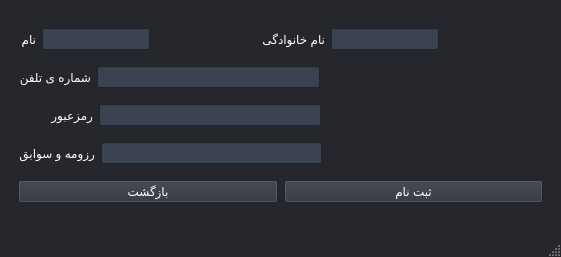
First picture: the form in Form.ui, repository elsobhano/python_AP_fina, before the edit.
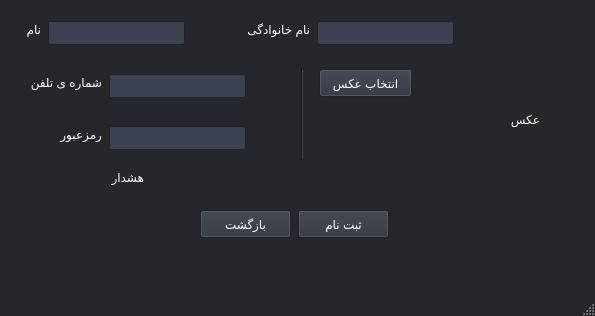
Second picture: the form after the edit. The open tabs and pages were chosen to show the change.

```diff
--- a/Form.ui
+++ b/Form.ui
@@ -6,8 +6,8 @@
    <rect>
     <x>0</x>
     <y>0</y>
-    <width>561</width>
-    <height>257</height>
+    <width>595</width>
+    <height>316</height>
    </rect>
   </property>
   <property name="sizePolicy">
@@ -169,6 +169,15 @@
        </color>
       </brush>
      </colorrole>
+     <colorrole role="PlaceholderText">
+      <brush brushstyle="NoBrush">
+       <color alpha="128">
+        <red>255</red>
+        <green>255</green>
+        <blue>255</blue>
+       </color>
+      </brush>
+     </colorrole>
     </active>
     <inactive>
      <colorrole role="WindowText">
@@ -315,6 +324,15 @@
        </color>
       </brush>
      </colorrole>
+     <colorrole role="PlaceholderText">
+      <brush brushstyle="NoBrush">
+       <color alpha="128">
+        <red>255</red>
+        <green>255</green>
+        <blue>255</blue>
+       </color>
+      </brush>
+     </colorrole>
     </inactive>
     <disabled>
      <colorrole role="WindowText">
@@ -461,6 +479,15 @@
        </color>
       </brush>
      </colorrole>
+     <colorrole role="PlaceholderText">
+      <brush brushstyle="NoBrush">
+       <color alpha="128">
+        <red>255</red>
+        <green>255</green>
+        <blue>255</blue>
+       </color>
+      </brush>
+     </colorrole>
     </disabled>
    </palette>
   </property>
@@ -609,6 +636,15 @@
            </color>
           </brush>
          </colorrole>
+         <colorrole role="PlaceholderText">
+          <brush brushstyle="NoBrush">
+           <color alpha="128">
+            <red>255</red>
+            <green>255</green>
+            <blue>255</blue>
+           </color>
+          </brush>
+         </colorrole>
         </active>
         <inactive>
          <colorrole role="WindowText">
@@ -746,6 +782,15 @@
            </color>
           </brush>
          </colorrole>
+         <colorrole role="PlaceholderText">
+          <brush brushstyle="NoBrush">
+           <color alpha="128">
+            <red>255</red>
+            <green>255</green>
+            <blue>255</blue>
+           </color>
+          </brush>
+         </colorrole>
         </inactive>
         <disabled>
          <colorrole role="WindowText">
@@ -883,6 +928,15 @@
            </color>
           </brush>
          </colorrole>
+         <colorrole role="PlaceholderText">
+          <brush brushstyle="NoBrush">
+           <color alpha="128">
+            <red>255</red>
+            <green>255</green>
+            <blue>255</blue>
+           </color>
+          </brush>
+         </colorrole>
         </disabled>
        </palette>
       </property>
@@ -890,149 +944,172 @@
        <number>2</number>
       </property>
       <widget class="QWidget" name="page">
-       <layout class="QVBoxLayout" name="verticalLayout">
-        <item>
-         <layout class="QHBoxLayout" name="horizontalLayout">
-          <item>
+       <widget class="Line" name="line">
+        <property name="geometry">
+         <rect>
+          <x>283</x>
+          <y>60</y>
+          <width>20</width>
+          <height>91</height>
+         </rect>
+        </property>
+        <property name="orientation">
+         <enum>Qt::Vertical</enum>
+        </property>
+       </widget>
+       <widget class="QPushButton" name="InsertPicButton">
+        <property name="geometry">
+         <rect>
+          <x>310</x>
+          <y>60</y>
+          <width>93</width>
+          <height>28</height>
+         </rect>
+        </property>
+        <property name="text">
+         <string>انتخاب عکس</string>
+        </property>
+       </widget>
+       <widget class="QLabel" name="ErrorLabel">
+        <property name="geometry">
+         <rect>
+          <x>80</x>
+          <y>160</y>
+          <width>55</width>
+          <height>16</height>
+         </rect>
+        </property>
+        <property name="text">
+         <string>هشدار</string>
+        </property>
+       </widget>
+       <widget class="QLabel" name="PicLabel">
+        <property name="geometry">
+         <rect>
+          <x>420</x>
+          <y>60</y>
+          <width>111</width>
+          <height>101</height>
+         </rect>
+        </property>
+        <property name="text">
+         <string>عکس</string>
+        </property>
+       </widget>
            <widget class="QLabel" name="label">
+        <property name="geometry">
+         <rect>
+          <x>12</x>
+          <y>12</y>
+          <width>20</width>
+          <height>16</height>
+         </rect>
+        </property>
             <property name="text">
              <string>نام </string>
             </property>
            </widget>
-          </item>
-          <item>
-           <widget class="QLineEdit" name="FirstEdit"/>
-          </item>
-          <item>
-           <spacer name="horizontalSpacer">
-            <property name="orientation">
-             <enum>Qt::Horizontal</enum>
-            </property>
-            <property name="sizeHint" stdset="0">
-             <size>
-              <width>40</width>
-              <height>20</height>
-             </size>
-            </property>
-           </spacer>
-          </item>
-          <item>
+       <widget class="QLineEdit" name="LastEdit">
+        <property name="geometry">
+         <rect>
+          <x>308</x>
+          <y>12</y>
+          <width>137</width>
+          <height>24</height>
+         </rect>
+        </property>
+       </widget>
            <widget class="QLabel" name="label_2">
+        <property name="geometry">
+         <rect>
+          <x>230</x>
+          <y>12</y>
+          <width>71</width>
+          <height>16</height>
+         </rect>
+        </property>
             <property name="text">
              <string>نام خانوادگی</string>
             </property>
            </widget>
-          </item>
-          <item>
-           <widget class="QLineEdit" name="LastEdit"/>
-          </item>
-          <item>
-           <spacer name="horizontalSpacer_2">
-            <property name="orientation">
-             <enum>Qt::Horizontal</enum>
-            </property>
-            <property name="sizeHint" stdset="0">
-             <size>
-              <width>40</width>
-              <height>20</height>
-             </size>
-            </property>
-           </spacer>
-          </item>
-         </layout>
-        </item>
-        <item>
-         <layout class="QHBoxLayout" name="horizontalLayout_2">
-          <item>
+       <widget class="QLineEdit" name="FirstEdit">
+        <property name="geometry">
+         <rect>
+          <x>39</x>
+          <y>12</y>
+          <width>137</width>
+          <height>24</height>
+         </rect>
+        </property>
+       </widget>
            <widget class="QLabel" name="label_4">
+        <property name="geometry">
+         <rect>
+          <x>12</x>
+          <y>65</y>
+          <width>81</width>
+          <height>16</height>
+         </rect>
+        </property>
             <property name="text">
              <string>شماره ی تلفن</string>
             </property>
            </widget>
-          </item>
-          <item>
-           <widget class="QLineEdit" name="PhoneEdit"/>
-          </item>
-          <item>
-           <spacer name="horizontalSpacer_4">
-            <property name="orientation">
-             <enum>Qt::Horizontal</enum>
-            </property>
-            <property name="sizeHint" stdset="0">
-             <size>
-              <width>40</width>
-              <height>20</height>
-             </size>
-            </property>
-           </spacer>
-          </item>
-         </layout>
-        </item>
-        <item>
-         <layout class="QHBoxLayout" name="horizontalLayout_3">
-          <item>
+       <widget class="QLineEdit" name="PhoneEdit">
+        <property name="geometry">
+         <rect>
+          <x>100</x>
+          <y>65</y>
+          <width>137</width>
+          <height>24</height>
+         </rect>
+        </property>
+       </widget>
            <widget class="QLabel" name="label_3">
+        <property name="geometry">
+         <rect>
+          <x>12</x>
+          <y>117</y>
+          <width>81</width>
+          <height>16</height>
+         </rect>
+        </property>
             <property name="text">
              <string>رمزعبور          </string>
             </property>
            </widget>
-          </item>
-          <item>
-           <widget class="QLineEdit" name="PassEdit"/>
-          </item>
-          <item>
-           <spacer name="horizontalSpacer_3">
-            <property name="orientation">
-             <enum>Qt::Horizontal</enum>
-            </property>
-            <property name="sizeHint" stdset="0">
-             <size>
-              <width>40</width>
-              <height>20</height>
-             </size>
-            </property>
-           </spacer>
-          </item>
-         </layout>
-        </item>
-        <item>
-         <layout class="QHBoxLayout" name="horizontalLayout_4">
-          <item>
-           <widget class="QLabel" name="label_5">
-            <property name="text">
-             <string>رزومه و سوابق</string>
-            </property>
-           </widget>
-          </item>
-          <item>
-           <widget class="QLineEdit" name="PassEdit_3"/>
-          </item>
-          <item>
-           <spacer name="horizontalSpacer_5">
-            <property name="orientation">
-             <enum>Qt::Horizontal</enum>
-            </property>
-            <property name="sizeHint" stdset="0">
-             <size>
-              <width>40</width>
-              <height>20</height>
-             </size>
-            </property>
-           </spacer>
-          </item>
-         </layout>
-        </item>
-        <item>
-         <layout class="QHBoxLayout" name="horizontalLayout_7">
-          <item>
+       <widget class="QLineEdit" name="PassEdit">
+        <property name="geometry">
+         <rect>
+          <x>100</x>
+          <y>117</y>
+          <width>137</width>
+          <height>24</height>
+         </rect>
+        </property>
+       </widget>
            <widget class="QPushButton" name="BackButton">
+        <property name="geometry">
+         <rect>
+          <x>191</x>
+          <y>201</y>
+          <width>91</width>
+          <height>28</height>
+         </rect>
+        </property>
             <property name="text">
              <string>بازگشت</string>
             </property>
            </widget>
-          </item>
-          <item>
            <widget class="QPushButton" name="EntButton">
+        <property name="geometry">
+         <rect>
+          <x>289</x>
+          <y>201</y>
+          <width>91</width>
+          <height>28</height>
+         </rect>
+        </property>
             <property name="palette">
              <palette>
               <active>
@@ -1074,10 +1151,6 @@
              <string>ثبت نام</string>
             </property>
            </widget>
-          </item>
-         </layout>
-        </item>
-       </layout>
       </widget>
       <widget class="QWidget" name="page_2">
        <layout class="QFormLayout" name="formLayout">
```
Left out of the diff: 6 changed lines with no effect on the pictures. Lines whose indentation alone changed are shown as unchanged.
